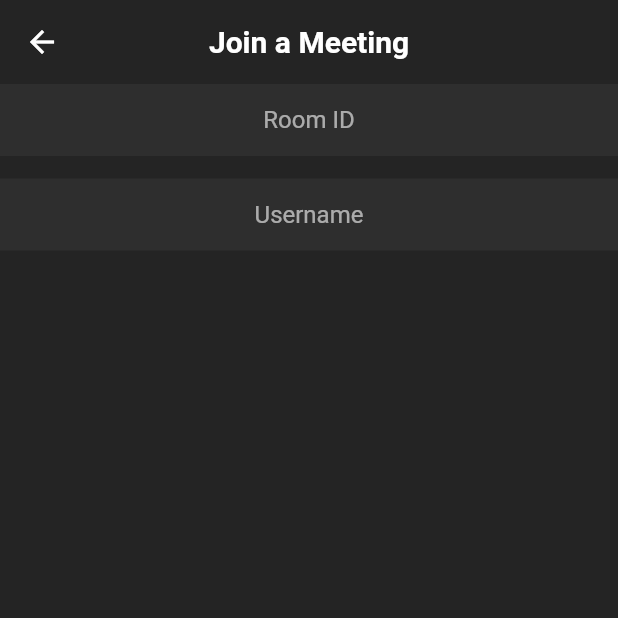
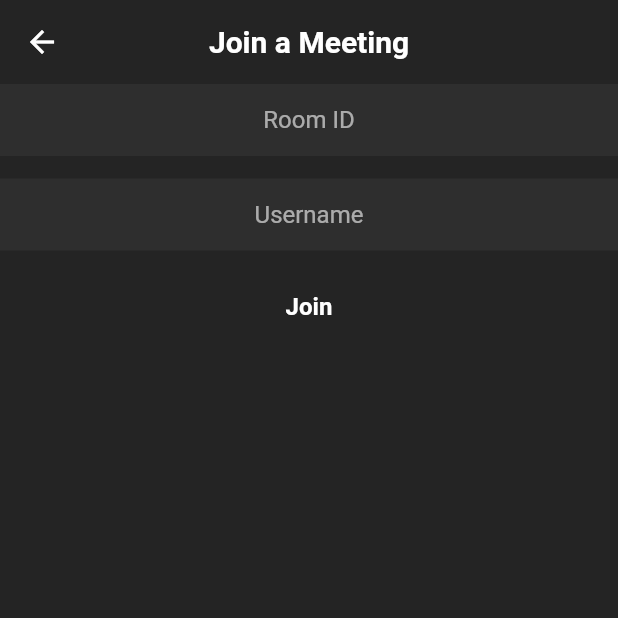
Before and after one commit to mehedi4958/zoom_clone, a Flutter app: the VideoCallScreen screen opened directly, on a phone screen of 412 x 824 dp, the top half of it. Run offline on Flutter 3.47's test engine with Material 2 defaults, Android fonts, the phone set to English and light mode, and no system bars; our stand-ins replace cloud_firestore, firebase_auth, firebase_core, google_sign_in; missing offline and left inert: jitsi_meet; accounts and stored records are empty.

```diff
--- a/lib/views/screens/video_call_screen.dart
+++ b/lib/views/screens/video_call_screen.dart
@@ -1,5 +1,6 @@
 import 'package:flutter/material.dart';
 import 'package:zoom_clone/controllers/auth_controller.dart';
+import 'package:zoom_clone/controllers/jitsi_meet_controller.dart';
 import 'package:zoom_clone/utils/colors.dart';
 
 class VideoCallScreen extends StatefulWidget {
@@ -14,6 +15,7 @@ class _VideoCallScreenState extends State<VideoCallScreen> {
   late TextEditingController nameController;
 
   final AuthController _authController = AuthController();
+  final JitsiMeetController _jitsiMeetController = JitsiMeetController();
 
   @override
   void initState() {
@@ -21,6 +23,15 @@ class _VideoCallScreenState extends State<VideoCallScreen> {
     nameController =
         TextEditingController(text: _authController.user!.displayName);
     super.initState();
+  }
+
+  _joinMeeting() {
+    _jitsiMeetController.createMeeting(
+      roomName: meetingIdController.text,
+      isAudioMuted: true,
+      isVideoMuted: true,
+      userName: nameController.text,
+    );
   }
 
   @override
@@ -69,6 +80,22 @@ class _VideoCallScreenState extends State<VideoCallScreen> {
             ),
             textAlign: TextAlign.center,
           ),
+          const SizedBox(
+            height: 20,
+          ),
+          InkWell(
+            onTap: _joinMeeting,
+            child: const Padding(
+              padding: EdgeInsets.all(8.0),
+              child: Text(
+                'Join',
+                style: TextStyle(
+                  fontSize: 16,
+                  fontWeight: FontWeight.bold,
+                ),
+              ),
+            ),
+          ),
         ],
       ),
     );
```
Also changed, not shown: lib/controllers/jitsi_meet_controller.dart (+9 -2 lines).
